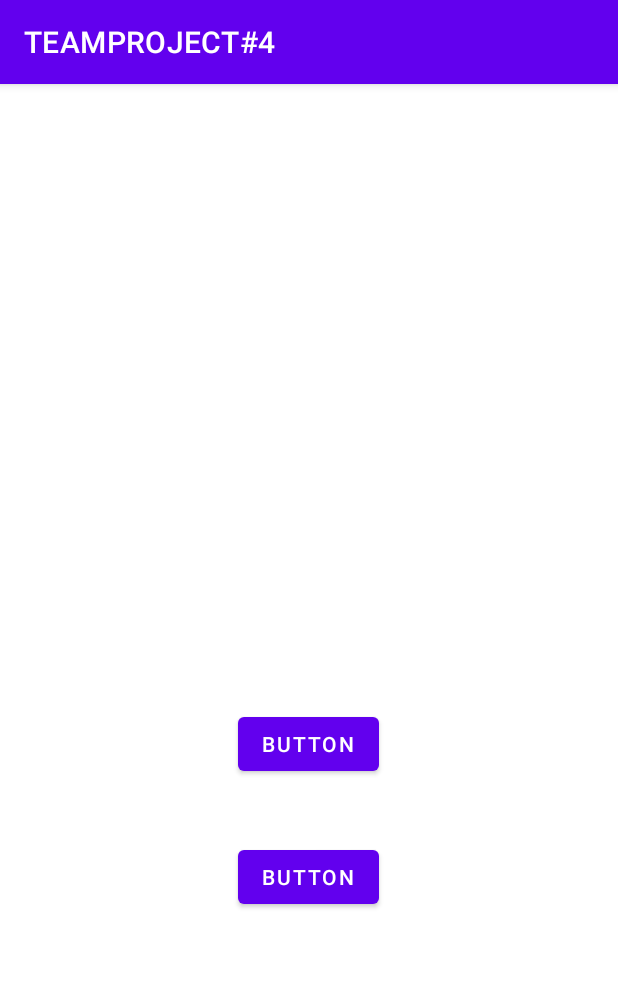
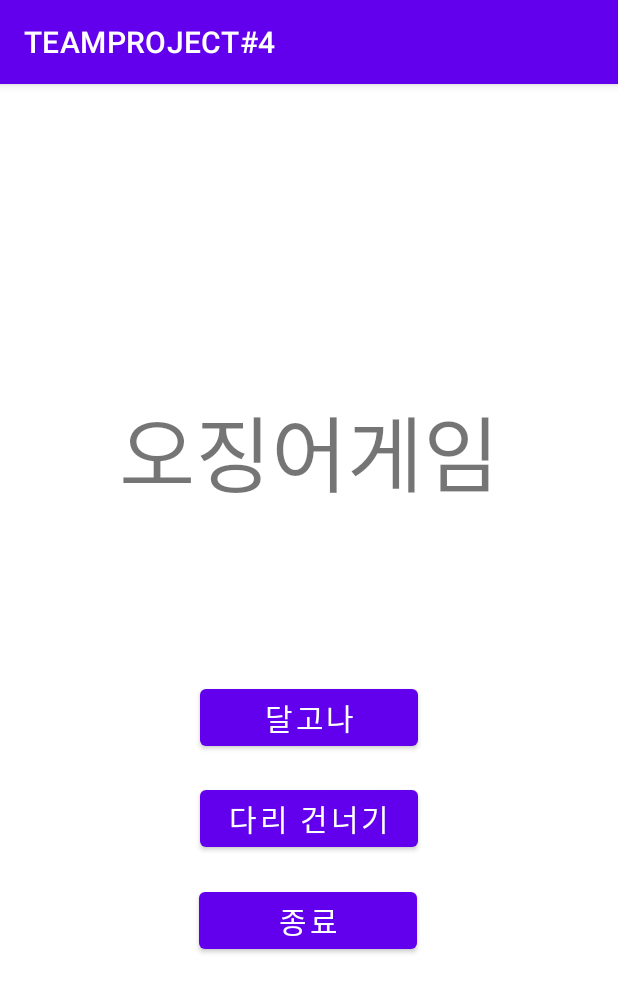
Before and after one commit to dldpdnjs21/Mobileprogramming, an Android app: the screen it shows after launch (MainActivity), on a phone screen of 412 x 824 dp. Shown: the top 992 px of the screen. Run offline under Robolectric (Android 15) with nearby library versions, the phone set to English and light mode, and no system bars.

Commit message:
intro UI

```diff
--- a/app/src/main/res/layout/activity_main.xml
+++ b/app/src/main/res/layout/activity_main.xml
@@ -6,27 +6,53 @@
     android:layout_height="match_parent"
     tools:context=".MainActivity">
 
+    <Button
+        android:id="@+id/game2"
+        android:layout_width="145dp"
+        android:layout_height="50dp"
+        android:text="다리 건너기"
+        android:textSize="20sp"
+        app:layout_constraintBottom_toBottomOf="parent"
+        app:layout_constraintEnd_toEndOf="parent"
+        app:layout_constraintStart_toStartOf="parent"
+        app:layout_constraintTop_toTopOf="parent"
+        app:layout_constraintVertical_bias="0.647" />
 
     <Button
-        android:id="@+id/button4"
-        android:layout_width="wrap_content"
-        android:layout_height="wrap_content"
-        android:text="Button"
+        android:id="@+id/game1"
+        android:layout_width="145dp"
+        android:layout_height="50dp"
+        android:text="달고나"
+        android:textSize="20sp"
+        app:layout_constraintBottom_toBottomOf="parent"
+        app:layout_constraintEnd_toEndOf="parent"
+        app:layout_constraintStart_toStartOf="parent"
+        app:layout_constraintTop_toTopOf="parent"
+        app:layout_constraintVertical_bias="0.553" />
+
+    <Button
+        android:id="@+id/endgame"
+        android:layout_width="145dp"
+        android:layout_height="50dp"
+        android:text="종료"
+        android:textSize="20sp"
         app:layout_constraintBottom_toBottomOf="parent"
         app:layout_constraintEnd_toEndOf="parent"
         app:layout_constraintHorizontal_bias="0.498"
         app:layout_constraintStart_toStartOf="parent"
         app:layout_constraintTop_toTopOf="parent"
-        app:layout_constraintVertical_bias="0.701" />
+        app:layout_constraintVertical_bias="0.742" />
 
-    <Button
-        android:id="@+id/button5"
+    <TextView
+        android:id="@+id/textView"
         android:layout_width="wrap_content"
         android:layout_height="wrap_content"
-        android:layout_marginTop="416dp"
-        android:text="Button"
+        android:text="오징어게임"
+        android:textSize="55sp"
+        app:layout_constraintBottom_toBottomOf="parent"
         app:layout_constraintEnd_toEndOf="parent"
-        app:layout_constraintHorizontal_bias="0.498"
         app:layout_constraintStart_toStartOf="parent"
-        app:layout_constraintTop_toTopOf="parent" />
+        app:layout_constraintTop_toTopOf="parent"
+        app:layout_constraintVertical_bias="0.297" />
+
 </androidx.constraintlayout.widget.ConstraintLayout>
```
